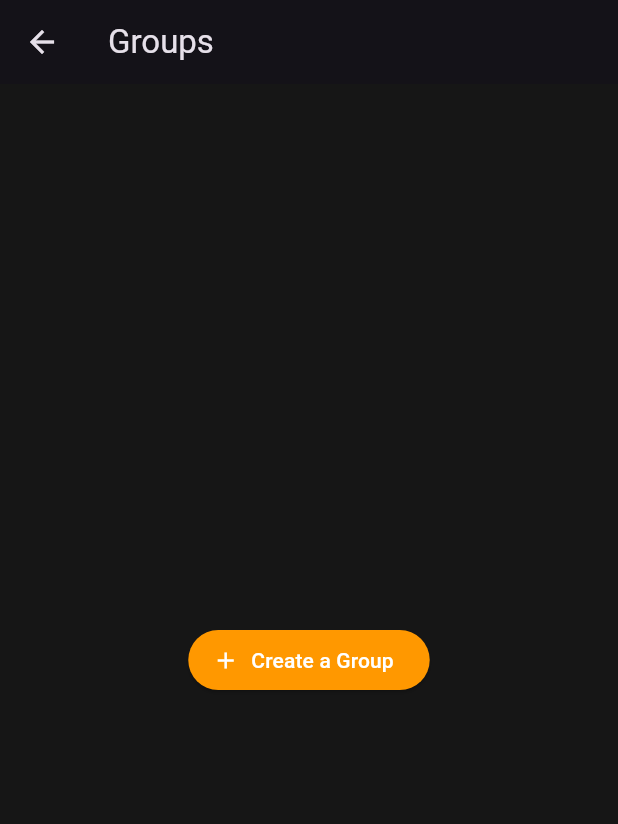
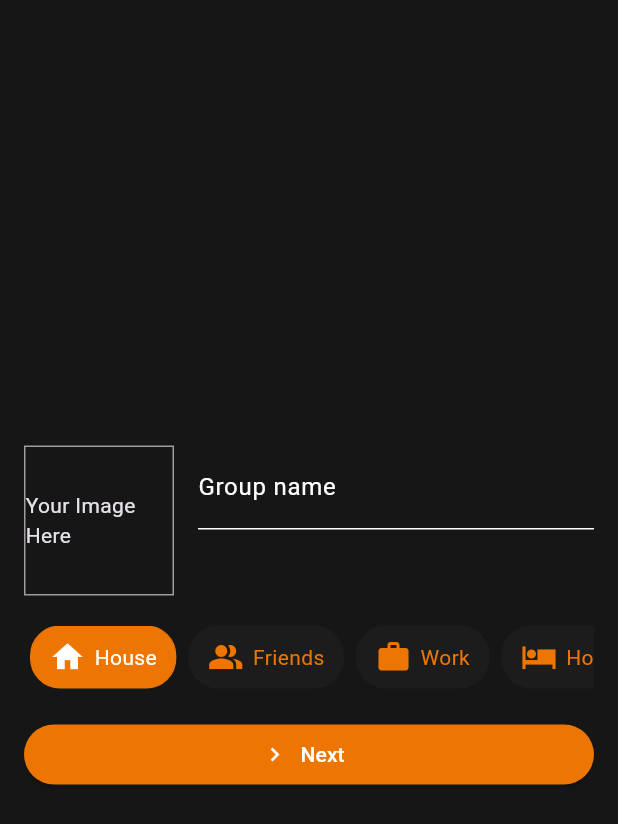
Before and after one commit to projectsojess/splitbuddyapp, a Flutter app: the GroupsScreen screen opened directly, after a tap on "Create a Group", on a phone screen of 412 x 824 dp. Shown: the top 824 px of the screen. Run offline on Flutter 3.47's test engine with Material 3 defaults, Android fonts, the phone set to English and light mode, and no system bars; our stand-ins replace flutter_svg, multi_select_flutter, shared_preferences; accounts and stored records are empty.

Commit message:
create group ui

```diff
--- a/lib/dtos/group_data.dart
+++ b/lib/dtos/group_data.dart
@@ -1,14 +1,13 @@
 import 'package:flutter/material.dart';
 
 class GroupData {
-  final String name;
-  final IconData icon;
-  final double amount;
-  final int groupId;
-
+  String name;
+  String category;
+  String type;
+  List<int> users;
   GroupData(
       {required this.name,
-      required this.icon,
-      required this.amount,
-      required this.groupId});
+      required this.category,
+      required this.users,
+      required this.type});
 }
--- a/lib/feature/friends/views/friends_screen.dart
+++ b/lib/feature/friends/views/friends_screen.dart
@@ -5,7 +5,6 @@ import 'package:splitbuddy/feature/friends/views/add_friends_screen.dart';
 import 'package:splitbuddy/feature/friends/views/friend_detail_screen.dart';
 import 'package:splitbuddy/providers/friends_provider.dart';
 import 'package:splitbuddy/services/friends_service.dart';
-import 'package:splitbuddy/services/service.dart';
 import 'package:splitbuddy/themes/theme.dart';
 
 class FriendsScreen extends StatefulWidget {
--- /dev/null
+++ b/lib/feature/groups/views/create_group_screen.dart
@@ -0,0 +1,238 @@
+import 'package:flutter/material.dart';
+import 'package:multi_select_flutter/multi_select_flutter.dart';
+import 'package:splitbuddy/common/utils.dart';
+import 'package:splitbuddy/dtos/group_data.dart';
+import 'package:splitbuddy/feature/groups/views/add_friends_list.dart';
+import 'package:splitbuddy/themes/pallete.dart';
+
+class CreateGroupScreen extends StatefulWidget {
+  final String type;
+
+  static route({required String type}) =>
+      MaterialPageRoute(builder: (context) => CreateGroupScreen(type: type));
+
+  const CreateGroupScreen({super.key, required this.type});
+
+  @override
+  State<CreateGroupScreen> createState() => _CreateGroupScreenState();
+}
+
+class _CreateGroupScreenState extends State<CreateGroupScreen> {
+  Map<int, String> selectedUsersMap = {};
+  GroupData groupData = GroupData(
+      name: '',
+      type: 'N',
+      category: 'H',
+      users: []); // Variable to hold the selected category
+
+  // List of categories (you can replace it with your own list of categories)
+  Map<String, String> categories = {
+    'H': 'House',
+    'F': 'Friends',
+    'W': 'Work',
+    'P': 'Hostel/PG',
+    'FM': 'Family',
+  };
+
+  Map<String, IconData> categoryIcons = {
+    'H': Icons.home,
+    'F': Icons.people_alt,
+    'FM': Icons.family_restroom,
+    'W': Icons.work,
+    'P': Icons.hotel_sharp,
+  };
+
+  @override
+  Widget build(BuildContext context) {
+    bool isSelectedUsersEmpty = groupData.users.isEmpty;
+    return Scaffold(
+      body: Container(
+          alignment: Alignment.center,
+          child: Padding(
+            padding: EdgeInsets.all(16.0),
+            child: Column(
+              mainAxisAlignment: MainAxisAlignment.center,
+              crossAxisAlignment: CrossAxisAlignment.stretch,
+              children: <Widget>[
+                Row(
+                  crossAxisAlignment: CrossAxisAlignment.start,
+                  children: <Widget>[
+                    Container(
+                      width: 100,
+                      height: 100,
+                      decoration: BoxDecoration(
+                        border: Border.all(color: Colors.grey),
+                      ),
+                      child: Center(
+                        child: Text('Your Image Here'),
+                      ),
+                    ),
+                    SizedBox(width: 16),
+                    Expanded(
+                      child: TextField(
+                        decoration: customInputFieldDecoration(
+                            "Enter group name", "Group name"),
+                        cursorColor: Pallete.secondaryColor,
+                        onChanged: (value) {
+                          setState(() {
+                            groupData.name = value;
+                          });
+                        },
+                      ),
+                    ),
+                  ],
+                ),
+                SizedBox(height: 20),
+                SingleChildScrollView(
+                  scrollDirection: Axis.horizontal,
+                  child: Row(
+                    children: categories.keys.map((category) {
+                      return GestureDetector(
+                        onTap: () {
+                          setState(() {
+                            groupData.category = category;
+                          });
+                        },
+                        child: Container(
+                          margin: EdgeInsets.symmetric(horizontal: 4.0),
+                          padding: EdgeInsets.symmetric(
+                              horizontal: 12.0, vertical: 8.0),
+                          decoration: BoxDecoration(
+                            borderRadius: BorderRadius.circular(20.0),
+                            border: Border.all(
+                              color: groupData.category == category
+                                  ? Pallete.secondaryColor
+                                  : const Color.fromARGB(255, 29, 28, 28),
+                            ),
+                            color: groupData.category == category
+                                ? Pallete.secondaryColor
+                                : const Color.fromARGB(255, 29, 28, 28),
+                          ),
+                          child: Row(
+                            mainAxisSize: MainAxisSize.min,
+                            children: [
+                              Icon(
+                                categoryIcons[category],
+                                color: groupData.category == category
+                                    ? Colors.white
+                                    : Pallete.secondaryColor,
+                              ),
+                              SizedBox(width: 6.0),
+                              Text(
+                                categories[category]!,
+                                style: TextStyle(
+                                  color: groupData.category == category
+                                      ? Colors.white
+                                      : Pallete.secondaryColor,
+                                ),
+                              ),
+                            ],
+                          ),
+                        ),
+                      );
+                    }).toList(),
+                  ),
+                ),
+                SizedBox(height: 20),
+                if (groupData.users.isNotEmpty)
+                  Row(
+                    children: [
+                      Text(
+                        'Users',
+                        style: TextStyle(color: Pallete.inputLabelTextColor),
+                      ),
+                      SizedBox(
+                        width: 10,
+                      ),
+                      ...groupData.users
+                          .map((userId) => GestureDetector(
+                                onTap: () {
+                                  setState(() {
+                                    groupData.users.remove(userId);
+                                    selectedUsersMap.remove(userId);
+                                  });
+                                },
+                                child: Container(
+                                    margin:
+                                        EdgeInsets.symmetric(horizontal: 4.0),
+                                    padding: EdgeInsets.symmetric(
+                                        horizontal: 12.0, vertical: 8.0),
+                                    decoration: BoxDecoration(
+                                      borderRadius: BorderRadius.circular(20.0),
+                                      border: Border.all(
+                                        color: Pallete.secondaryColor,
+                                      ),
+                                      color: Pallete.secondaryColor,
+                                    ),
+                                    child: Row(
+                                      children: [
+                                        Text(
+                                          selectedUsersMap[userId]!,
+                                          style: TextStyle(
+                                            color: Pallete.inputLabelTextColor,
+                                          ),
+                                        ),
+                                        SizedBox(
+                                          width: 10,
+                                        ),
+                                        Icon(
+                                          size: 15,
+                                          Icons.clear,
+                                          color: Pallete.inputLabelTextColor,
+                                        ),
+                                      ],
+                                    )),
+                              ))
+                          .toList(),
+                      SizedBox(
+                        width: 10,
+                      ),
+                      ElevatedButton.icon(
+                          onPressed: () async {},
+                          icon: Icon(Icons.add),
+                          label: Text('Add'))
+                    ],
+                  ),
+                isSelectedUsersEmpty
+                    ? ElevatedButton.icon(
+                        onPressed: () async {
+                          final result = await Navigator.push(
+                              context, AddFriendsList.route());
+
+                          if (result != null && result is Map<int, String>) {
+                            setState(() {
+                              selectedUsersMap = result;
+                              groupData.users = List<int>.of(result.keys);
+                            });
+                          }
+                        },
+                        label: Text(
+                          'Next',
+                          style: TextStyle(color: Pallete.inputLabelTextColor),
+                        ),
+                        icon: Icon(
+                          Icons.navigate_next,
+                          color: Pallete.inputLabelTextColor,
+                        ),
+                        style: ElevatedButton.styleFrom(
+                            primary: Pallete.secondaryColor),
+                      )
+                    : ElevatedButton.icon(
+                        onPressed: () {},
+                        label: Text(
+                          'Create group',
+                          style: TextStyle(color: Pallete.inputLabelTextColor),
+                        ),
+                        icon: Icon(
+                          Icons.add,
+                          color: Pallete.inputLabelTextColor,
+                        ),
+                        style: ElevatedButton.styleFrom(
+                            primary: Pallete.secondaryColor),
+                      ),
+              ],
+            ),
+          )),
+    );
+  }
+}
--- a/lib/feature/groups/views/groups_screen.dart
+++ b/lib/feature/groups/views/groups_screen.dart
@@ -1,6 +1,8 @@
 import 'package:flutter/material.dart';
 import 'package:splitbuddy/dtos/group_data.dart';
+import 'package:splitbuddy/feature/groups/views/create_group_screen.dart';
 import 'package:splitbuddy/feature/groups/widgets/group_item.dart';
+import 'package:splitbuddy/themes/pallete.dart';
 
 List<GroupData> groups = [];
 
@@ -18,13 +20,12 @@ class GroupsScreen extends StatelessWidget {
           ? Center(
               child: ElevatedButton.icon(
                 onPressed: () {
-                  // Handle the button press to create a group
-                  // You can navigate to a create group screen or perform any other action here
+                  Navigator.push(context, CreateGroupScreen.route(type: "N"));
                 },
                 icon: Icon(Icons.add),
                 label: Text('Create a Group'),
                 style: ElevatedButton.styleFrom(
-                  primary: Colors.orange,
+                  primary: Pallete.secondaryColor,
                   onPrimary: Colors.white,
                 ),
               ),
--- a/lib/themes/app_theme.dart
+++ b/lib/themes/app_theme.dart
@@ -4,5 +4,16 @@ import "package:splitbuddy/themes/pallete.dart";
 class AppTheme {
   static ThemeData theme = ThemeData.dark().copyWith(
     scaffoldBackgroundColor: Pallete.backgroundColor,
+    checkboxTheme: CheckboxThemeData(
+      fillColor: MaterialStateColor.resolveWith(
+        (Set<MaterialState> states) {
+          if (states.contains(MaterialState.selected)) {
+            return Pallete
+                .secondaryColor; // Set the selected checkbox color to orange
+          }
+          return const Color.fromARGB(255, 29, 28, 28); // Set the default color
+        },
+      ),
+    ),
   );
 }
```
Also changed, not shown: lib/feature/groups/views/add_friends_list.dart (added, +56 -0 lines), lib/feature/groups/widgets/group_item.dart (+1 -12 lines), lib/services/group_service.dart (added).
